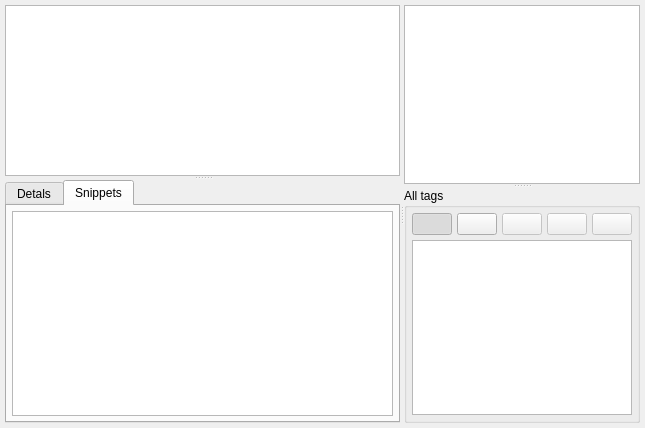
congchenutd/papernet, file PagePapers.ui: the form before one commit.
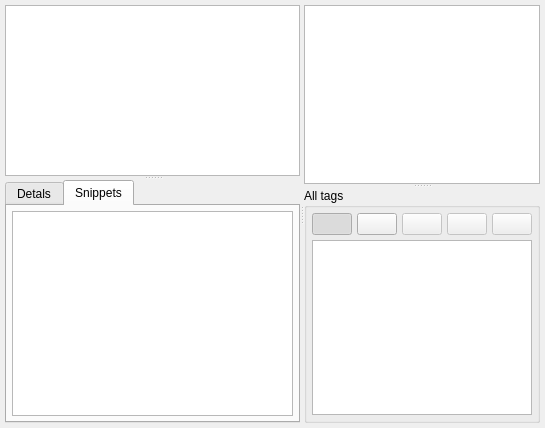
The form after the commit. The open tabs and pages were chosen to show the change. Icons and pictures are not drawn. Custom widgets are drawn as their Qt base class.

Patch:
```diff
--- a/PagePapers.ui
+++ b/PagePapers.ui
@@ -6,7 +6,7 @@
    <rect>
     <x>0</x>
     <y>0</y>
-    <width>645</width>
+    <width>514</width>
     <height>428</height>
    </rect>
   </property>
@@ -140,9 +140,6 @@
            <property name="selectionBehavior">
             <enum>QAbstractItemView::SelectRows</enum>
            </property>
-           <property name="sortingEnabled">
-            <bool>true</bool>
-           </property>
            <attribute name="horizontalHeaderStretchLastSection">
             <bool>true</bool>
            </attribute>
```
